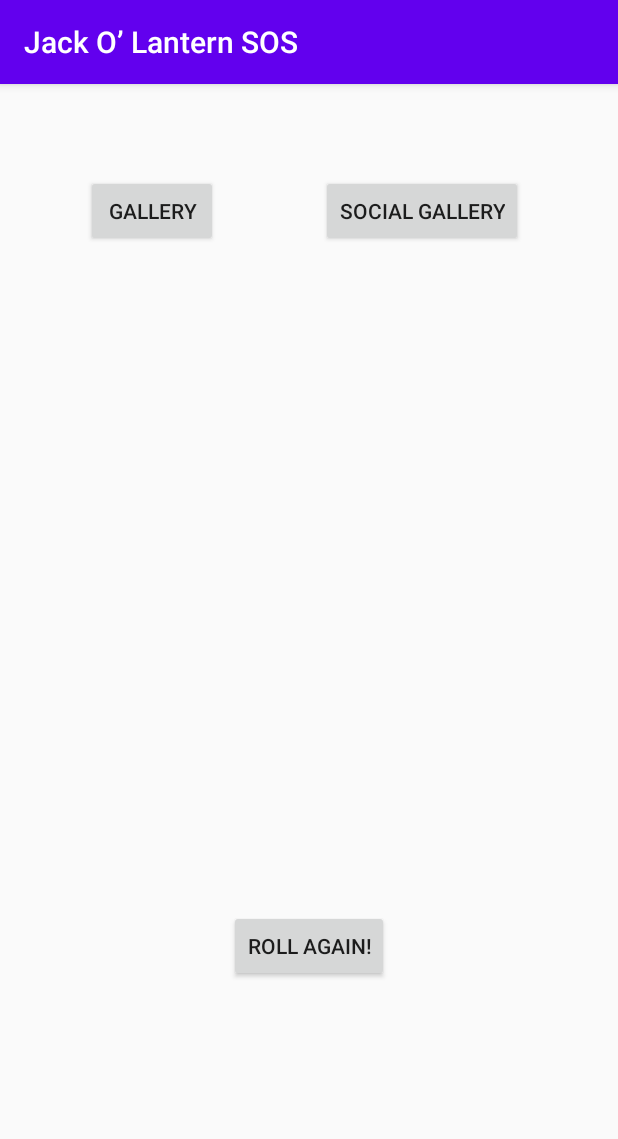
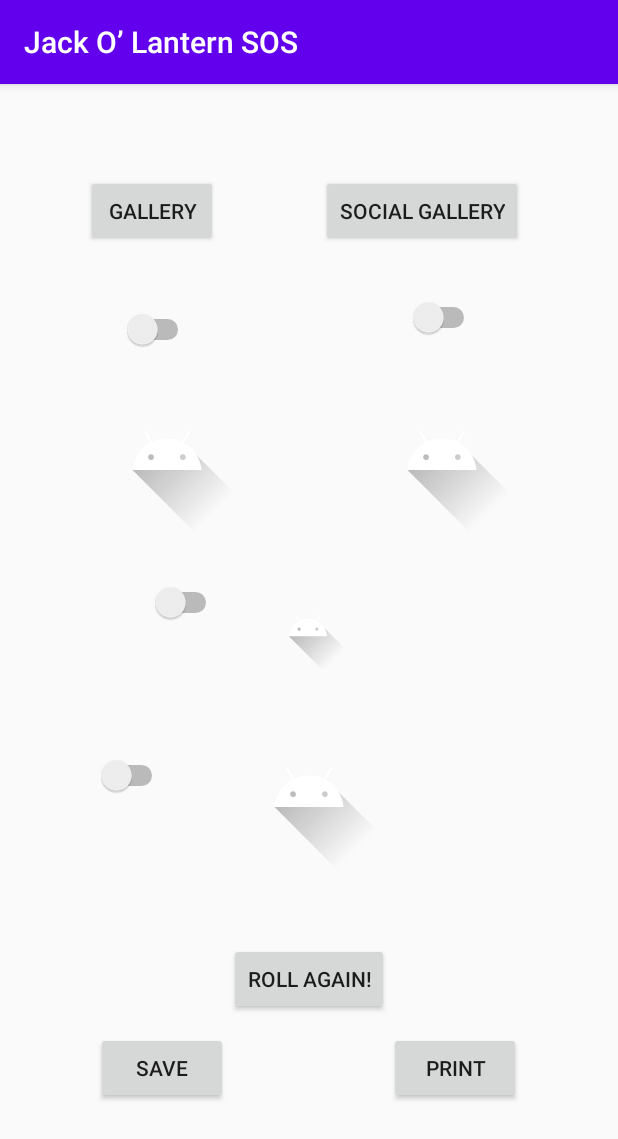
Before and after one commit to s529428/Jack-O-Lantern-SOS, an Android app: the screen it shows after launch (MainActivity), on a phone screen of 412 x 824 dp. Shown: the top 1139 px of the screen. Run offline under Robolectric (Android 15) with nearby library versions, the phone set to English and light mode, and no system bars.

Commit message:
Main Layout

```diff
--- a/app/src/main/res/layout/activity_main.xml
+++ b/app/src/main/res/layout/activity_main.xml
@@ -39,5 +39,135 @@
         app:layout_constraintEnd_toEndOf="parent"
         app:layout_constraintStart_toStartOf="parent"
         app:layout_constraintTop_toTopOf="parent"
-        app:layout_constraintVertical_bias="0.765" />
+        app:layout_constraintVertical_bias="0.795" />
+
+    <Button
+        android:id="@+id/saveBTN"
+        android:layout_width="wrap_content"
+        android:layout_height="wrap_content"
+        android:layout_marginTop="613dp"
+        android:layout_marginBottom="70dp"
+        android:text="Save"
+        app:layout_constraintBottom_toBottomOf="parent"
+        app:layout_constraintEnd_toEndOf="parent"
+        app:layout_constraintHorizontal_bias="0.198"
+        app:layout_constraintStart_toStartOf="parent"
+        app:layout_constraintTop_toTopOf="parent" />
+
+    <Button
+        android:id="@+id/printBTN"
+        android:layout_width="wrap_content"
+        android:layout_height="wrap_content"
+        android:layout_marginTop="613dp"
+        android:layout_marginBottom="70dp"
+        android:text="Print"
+        app:layout_constraintBottom_toBottomOf="parent"
+        app:layout_constraintEnd_toEndOf="parent"
+        app:layout_constraintHorizontal_bias="0.801"
+        app:layout_constraintStart_toStartOf="parent"
+        app:layout_constraintTop_toTopOf="parent" />
+
+    <ImageView
+        android:id="@+id/leftEyeIV"
+        android:layout_width="wrap_content"
+        android:layout_height="wrap_content"
+        android:layout_marginTop="67dp"
+        android:layout_marginBottom="450dp"
+        app:layout_constraintBottom_toBottomOf="parent"
+        app:layout_constraintEnd_toEndOf="parent"
+        app:layout_constraintHorizontal_bias="0.188"
+        app:layout_constraintStart_toStartOf="parent"
+        app:layout_constraintTop_toBottomOf="@+id/galleryBTN"
+        app:srcCompat="@drawable/ic_launcher_foreground" />
+
+    <ImageView
+        android:id="@+id/rightEyeIV"
+        android:layout_width="wrap_content"
+        android:layout_height="wrap_content"
+        android:layout_marginTop="67dp"
+        android:layout_marginBottom="450dp"
+        app:layout_constraintBottom_toBottomOf="parent"
+        app:layout_constraintEnd_toEndOf="parent"
+        app:layout_constraintHorizontal_bias="0.792"
+        app:layout_constraintStart_toStartOf="parent"
+        app:layout_constraintTop_toBottomOf="@+id/socialBTN"
+        app:srcCompat="@drawable/ic_launcher_foreground" />
+
+    <ImageView
+        android:id="@+id/noseIV"
+        android:layout_width="60dp"
+        android:layout_height="60dp"
+        android:layout_marginTop="190dp"
+        android:layout_marginBottom="375dp"
+        app:layout_constraintBottom_toBottomOf="parent"
+        app:layout_constraintEnd_toEndOf="parent"
+        app:layout_constraintHorizontal_bias="0.498"
+        app:layout_constraintStart_toStartOf="parent"
+        app:layout_constraintTop_toBottomOf="@+id/socialBTN"
+        app:layout_constraintVertical_bias="1.0"
+        app:srcCompat="@drawable/ic_launcher_foreground" />
+
+    <ImageView
+        android:id="@+id/mouthIV"
+        android:layout_width="wrap_content"
+        android:layout_height="wrap_content"
+        android:layout_marginTop="28dp"
+        android:layout_marginBottom="50dp"
+        app:layout_constraintBottom_toTopOf="@+id/rollBTN"
+        app:layout_constraintEnd_toEndOf="parent"
+        app:layout_constraintHorizontal_bias="0.5"
+        app:layout_constraintStart_toStartOf="parent"
+        app:layout_constraintTop_toBottomOf="@+id/noseIV"
+        app:srcCompat="@drawable/ic_launcher_foreground" />
+
+    <Switch
+        android:id="@+id/leftEyeSW"
+        android:layout_width="wrap_content"
+        android:layout_height="wrap_content"
+        android:layout_marginTop="26dp"
+        android:layout_marginBottom="16dp"
+        app:layout_constraintBottom_toTopOf="@+id/leftEyeIV"
+        app:layout_constraintEnd_toEndOf="parent"
+        app:layout_constraintHorizontal_bias="0.223"
+        app:layout_constraintStart_toStartOf="parent"
+        app:layout_constraintTop_toBottomOf="@+id/galleryBTN"
+        app:layout_constraintVertical_bias="1.0" />
+
+    <Switch
+        android:id="@+id/rightEyeSW"
+        android:layout_width="wrap_content"
+        android:layout_height="wrap_content"
+        android:layout_marginTop="25dp"
+        android:layout_marginBottom="16dp"
+        app:layout_constraintBottom_toTopOf="@+id/rightEyeIV"
+        app:layout_constraintEnd_toEndOf="parent"
+        app:layout_constraintHorizontal_bias="0.748"
+        app:layout_constraintStart_toStartOf="parent"
+        app:layout_constraintTop_toBottomOf="@+id/socialBTN" />
+
+    <Switch
+        android:id="@+id/noseSW"
+        android:layout_width="wrap_content"
+        android:layout_height="wrap_content"
+        android:layout_marginStart="100dp"
+        android:layout_marginEnd="22dp"
+        app:layout_constraintBottom_toBottomOf="parent"
+        app:layout_constraintEnd_toStartOf="@+id/noseIV"
+        app:layout_constraintHorizontal_bias="0.0"
+        app:layout_constraintStart_toStartOf="parent"
+        app:layout_constraintTop_toTopOf="parent"
+        app:layout_constraintVertical_bias="0.448" />
+
+    <Switch
+        android:id="@+id/mouthSW"
+        android:layout_width="wrap_content"
+        android:layout_height="wrap_content"
+        android:layout_marginStart="64dp"
+        android:layout_marginEnd="35dp"
+        app:layout_constraintBottom_toBottomOf="parent"
+        app:layout_constraintEnd_toStartOf="@+id/mouthIV"
+        app:layout_constraintHorizontal_bias="0.0"
+        app:layout_constraintStart_toStartOf="parent"
+        app:layout_constraintTop_toTopOf="parent"
+        app:layout_constraintVertical_bias="0.604" />
 </androidx.constraintlayout.widget.ConstraintLayout>
```
